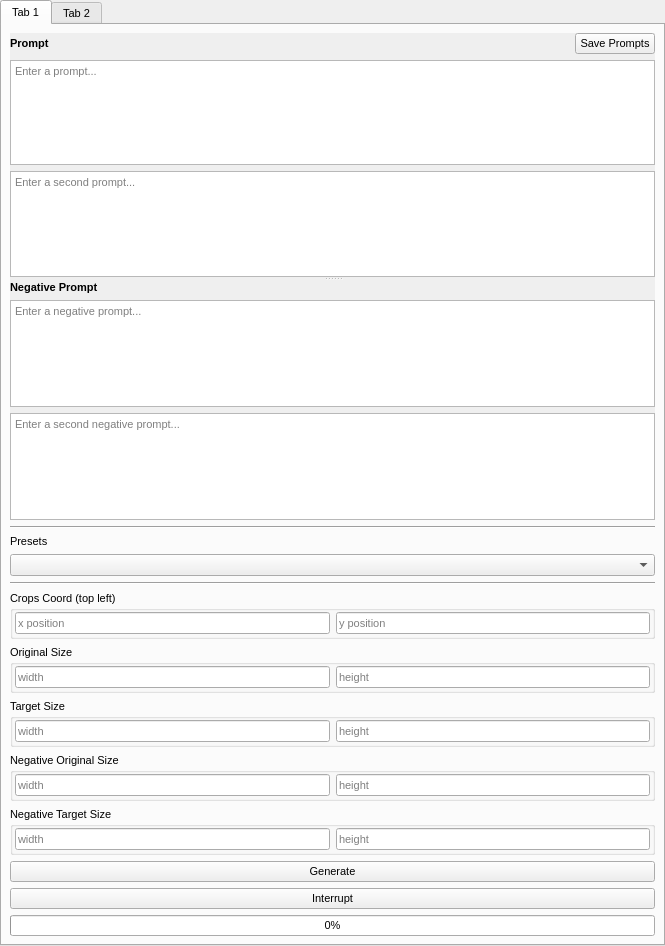
Before: the Qt Designer form src/airunner/widgets/generator_form/templates/generatorform.ui in Capsize-Games/airunner, drawn with Qt 5.
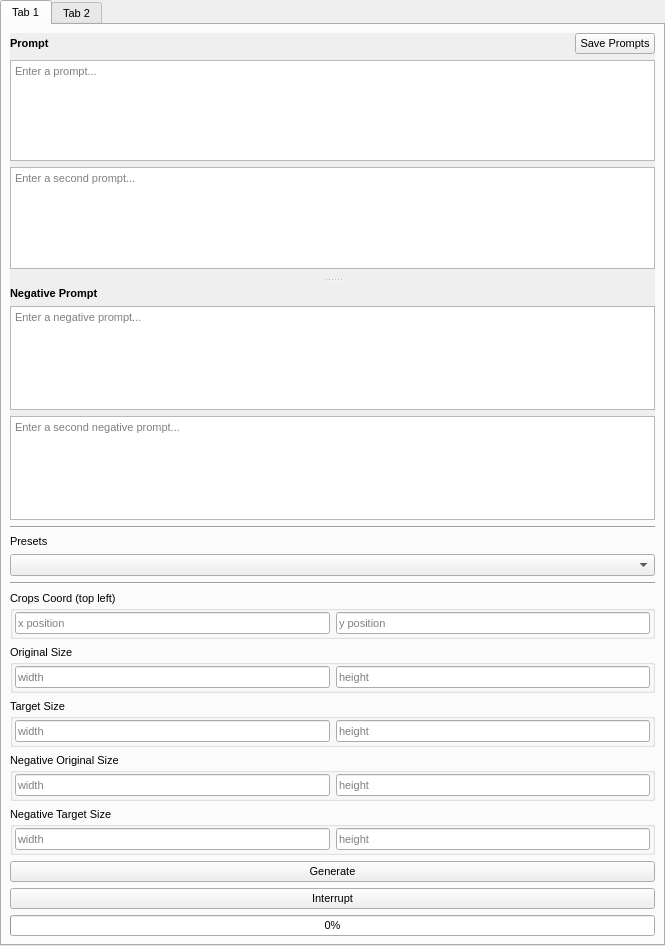
After: the same form once the commit is applied. Custom widgets are drawn as their Qt base class.

What changed in the file:
```diff
--- a/src/airunner/widgets/generator_form/templates/generatorform.ui
+++ b/src/airunner/widgets/generator_form/templates/generatorform.ui
@@ -322,7 +322,7 @@
                 <number>0</number>
                </property>
                <property name="bottomMargin">
-                <number>0</number>
+                <number>9</number>
                </property>
                <item row="0" column="0">
                 <widget class="QLabel" name="label">
@@ -383,7 +383,7 @@
                 <number>0</number>
                </property>
                <property name="topMargin">
-                <number>0</number>
+                <number>5</number>
                </property>
                <property name="rightMargin">
                 <number>0</number>
```
Left out of the diff: 3 changed lines with no effect on the pictures.
